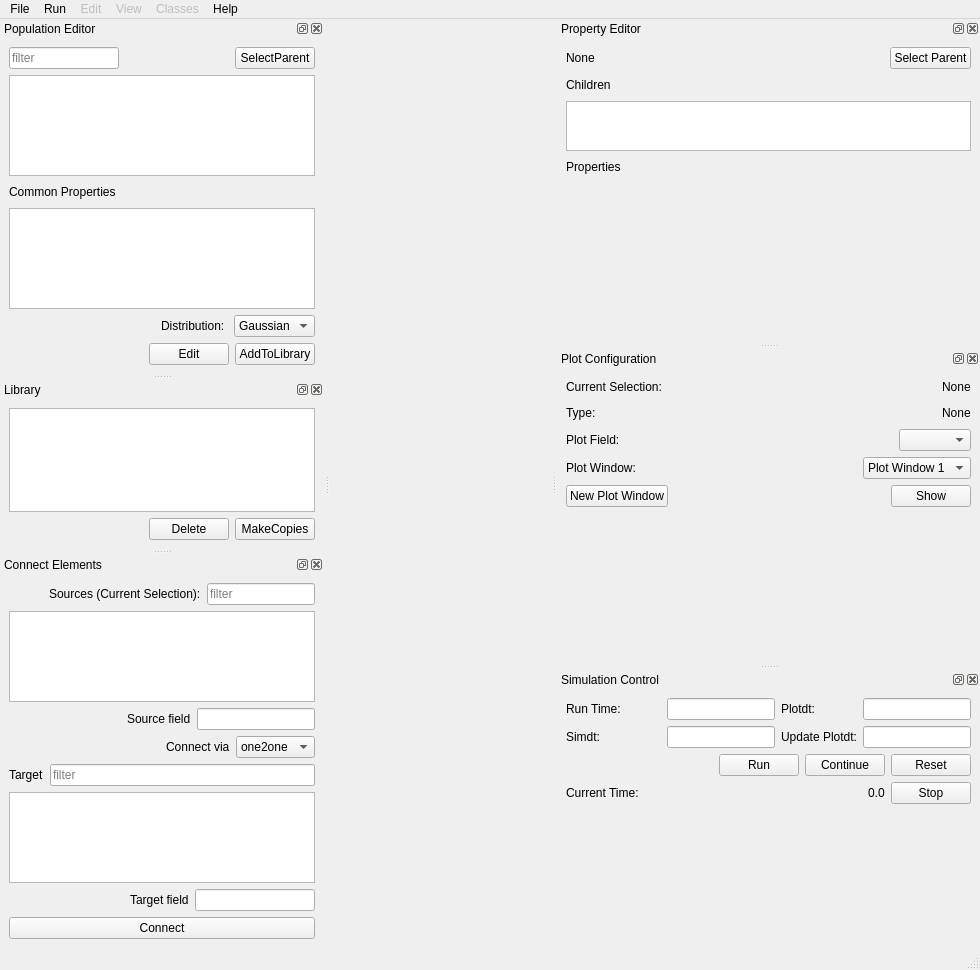
The window that moose/branches/dh_branch/gui/newgui.ui (physicalist/ncbs-moose) describes before a commit, drawn with Qt 5.
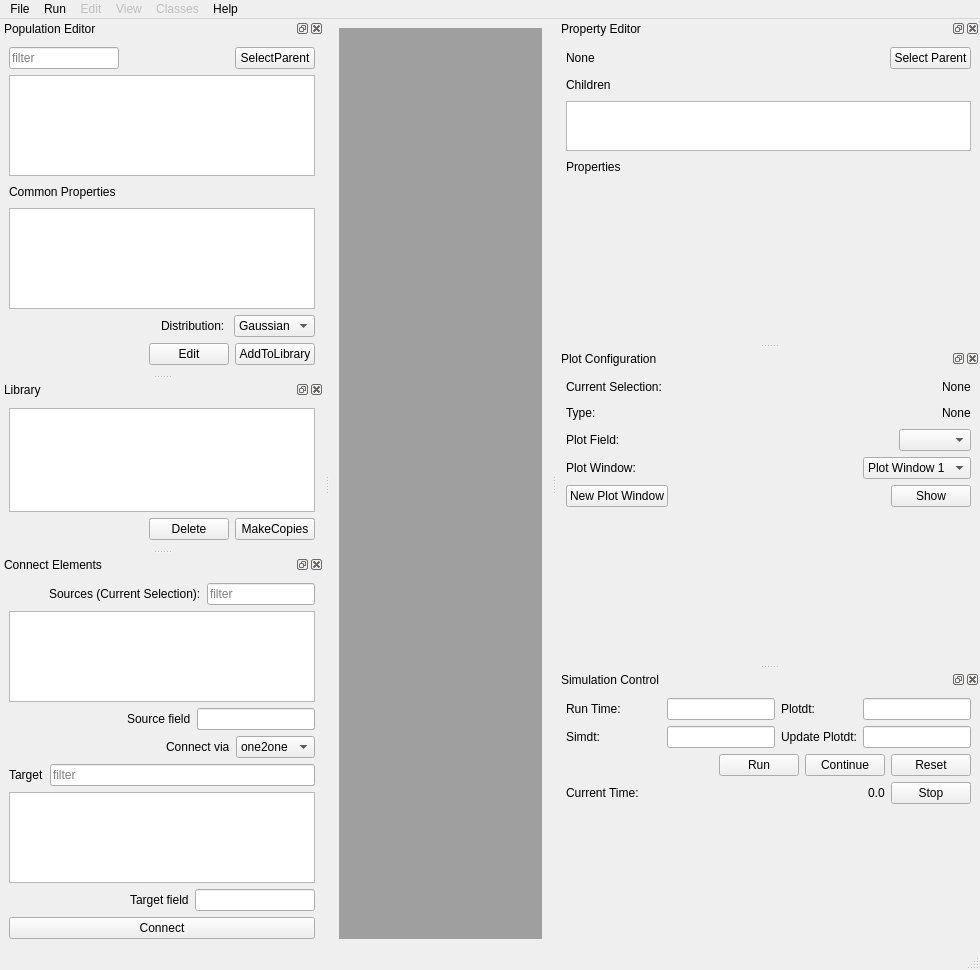
The same window after the commit. Custom widgets are drawn as their Qt base class.

```diff
--- a/moose/branches/dh_branch/gui/newgui.ui
+++ b/moose/branches/dh_branch/gui/newgui.ui
@@ -22,11 +22,11 @@
    </property>
    <layout class="QHBoxLayout" name="horizontalLayout_6">
     <item>
-     <layout class="QHBoxLayout" name="horizontalLayout">
-      <item>
-       <widget class="QWidget" name="layoutWidget" native="true"/>
-      </item>
-     </layout>
+     <widget class="QMdiArea" name="mdiArea">
+      <property name="viewMode">
+       <enum>QMdiArea::TabbedView</enum>
+      </property>
+     </widget>
     </item>
    </layout>
   </widget>
```
